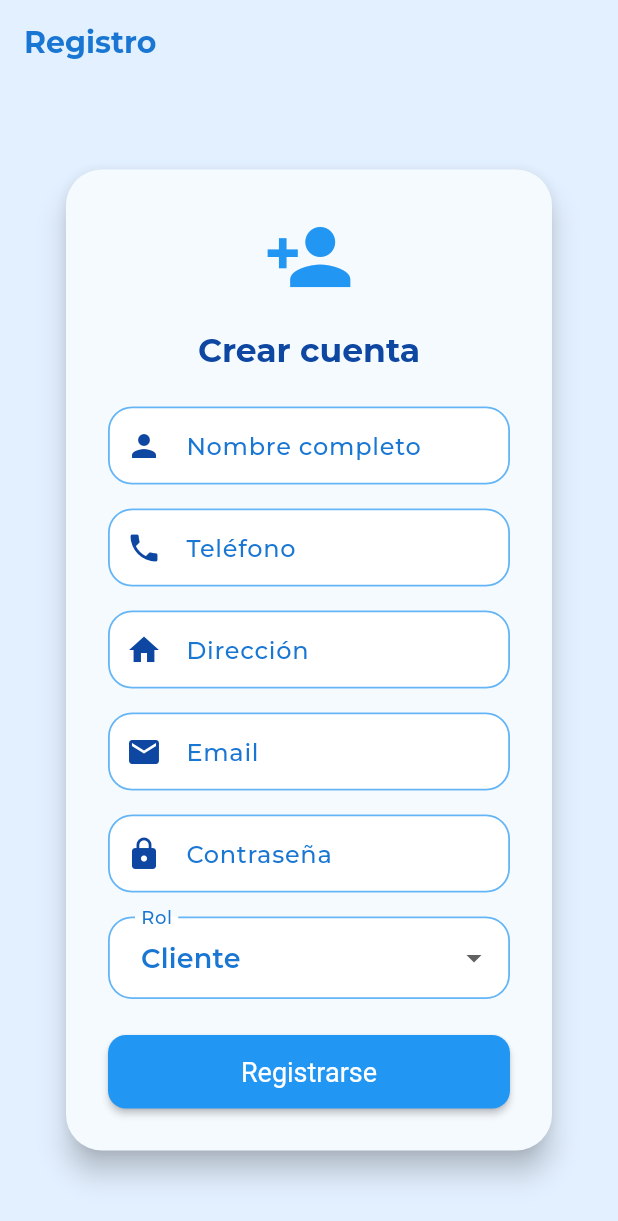
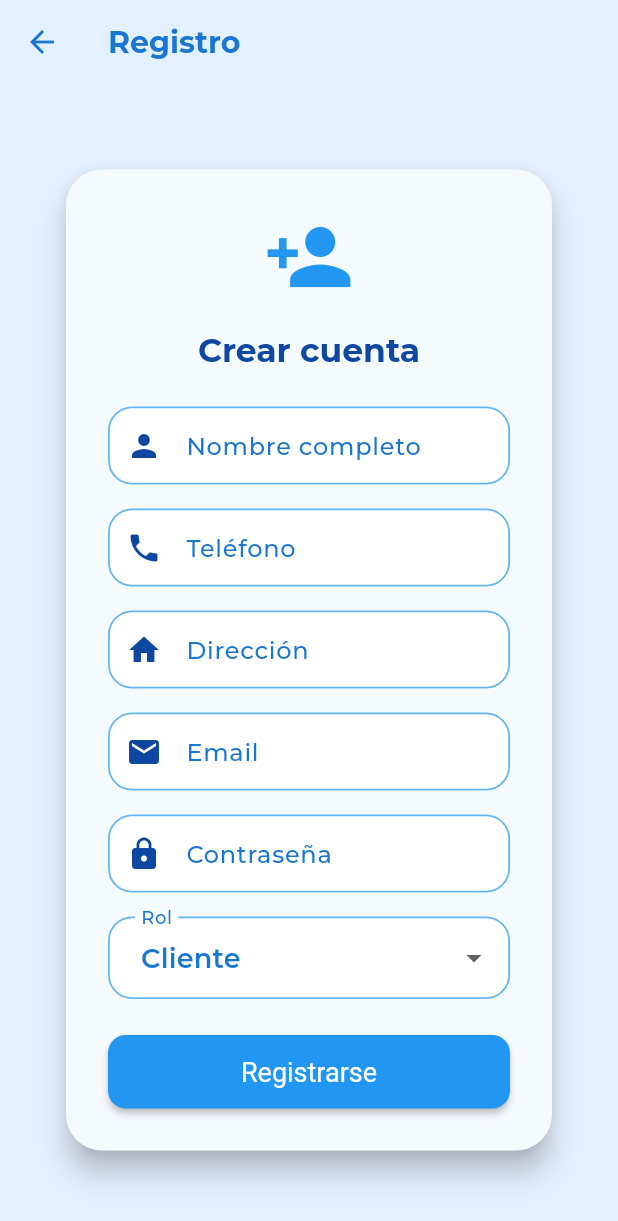
Before and after one commit to JbAntrax57/proyecto-movil, a Flutter app: the screen it shows after launch, after a tap on "Crear cuenta", on a phone screen of 412 x 824 dp. Shown: the top 1221 px of the screen. Run offline on Flutter 3.47's test engine with Material 3 defaults, Android fonts, the phone set to English and light mode, and no system bars; our stand-ins replace carousel_slider, flutter_dotenv, flutter_local_notifications, geocoding, geolocator, go_router and 7 more; accounts and stored records are empty.

```diff
--- a/lib/presentation/cliente/screens/login_screen.dart
+++ b/lib/presentation/cliente/screens/login_screen.dart
@@ -12,6 +12,7 @@ import '../../cliente/screens/home_screen.dart';
 import '../../repartidor/screens/pedidos_screen.dart';
 import '../../duenio/screens/dashboard_screen.dart';
 import '../../admin/screens/admin_home.dart';
+import '../../common/screens/register_screen.dart';
 
 // login_screen.dart - Pantalla de inicio de sesión para clientes y demo multirol
 // Permite iniciar sesión con usuarios demo y navega según el rol seleccionado.
@@ -146,7 +147,10 @@ class _LoginScreenState extends State<ClienteLoginScreen> {
 
   // Navega a la pantalla de registro
   void _goToRegister() {
-    context.go('/register');
+    Navigator.push(
+      context,
+      MaterialPageRoute(builder: (_) => const RegisterScreen()),
+    );
   }
 
   @override
```
